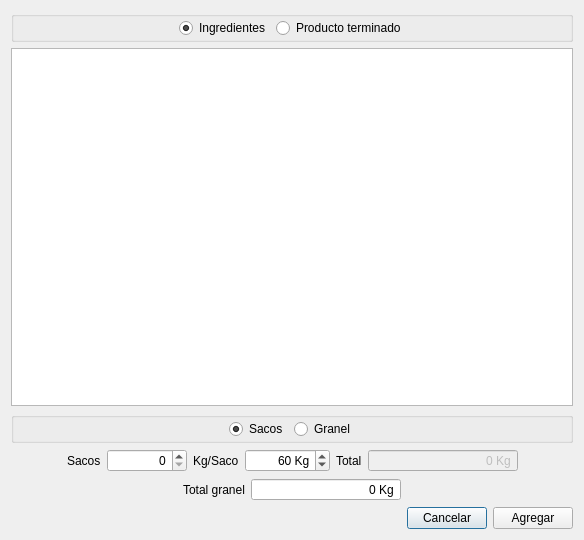
This is romano/ui/add_transaction.ui in elshaka/Romano as Qt 5 draws it before an edit. The edited form follows.
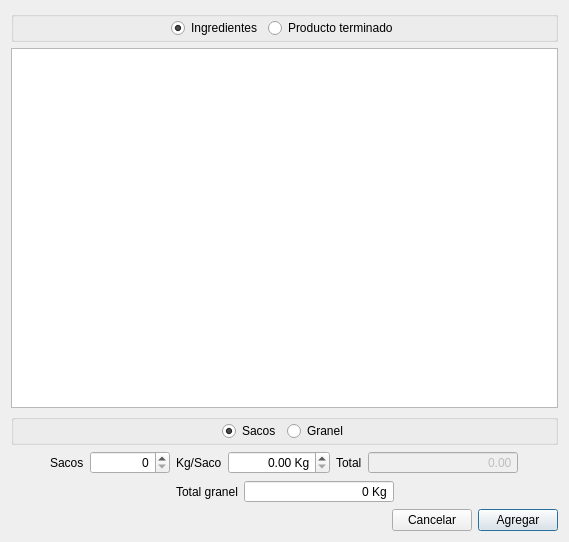
This is the edited form.

Commit message: Change sack weight type to float in add transaction dialog

Patch:
```diff
--- a/romano/ui/add_transaction.ui
+++ b/romano/ui/add_transaction.ui
@@ -6,8 +6,8 @@
    <rect>
     <x>0</x>
     <y>0</y>
-    <width>584</width>
-    <height>540</height>
+    <width>569</width>
+    <height>542</height>
    </rect>
   </property>
   <property name="windowTitle">
@@ -210,13 +210,7 @@
        </widget>
       </item>
       <item>
-       <widget class="QSpinBox" name="kgSackSpinBox">
-        <property name="minimumSize">
-         <size>
-          <width>80</width>
-          <height>0</height>
-         </size>
-        </property>
+       <widget class="QDoubleSpinBox" name="kgSackSpinBox">
         <property name="alignment">
          <set>Qt::AlignRight|Qt::AlignTrailing|Qt::AlignVCenter</set>
         </property>
@@ -224,10 +218,7 @@
          <string> Kg</string>
         </property>
         <property name="maximum">
-         <number>999999</number>
-        </property>
-        <property name="value">
-         <number>60</number>
+         <double>999999.000000000000000</double>
         </property>
        </widget>
       </item>
@@ -239,7 +230,7 @@
        </widget>
       </item>
       <item>
-       <widget class="QSpinBox" name="totalSackSpinBox">
+       <widget class="QDoubleSpinBox" name="totalSackSpinBox">
         <property name="enabled">
          <bool>false</bool>
         </property>
@@ -255,11 +246,8 @@
         <property name="buttonSymbols">
          <enum>QAbstractSpinBox::NoButtons</enum>
         </property>
-        <property name="suffix">
-         <string> Kg</string>
-        </property>
         <property name="maximum">
-         <number>999999</number>
+         <double>999999.000000000000000</double>
         </property>
        </widget>
       </item>
@@ -360,6 +348,9 @@
      </item>
      <item>
       <widget class="QPushButton" name="cancelButton">
+       <property name="focusPolicy">
+        <enum>Qt::NoFocus</enum>
+       </property>
        <property name="text">
         <string>Cancelar</string>
        </property>
```
The commit also changes 1 other file.
